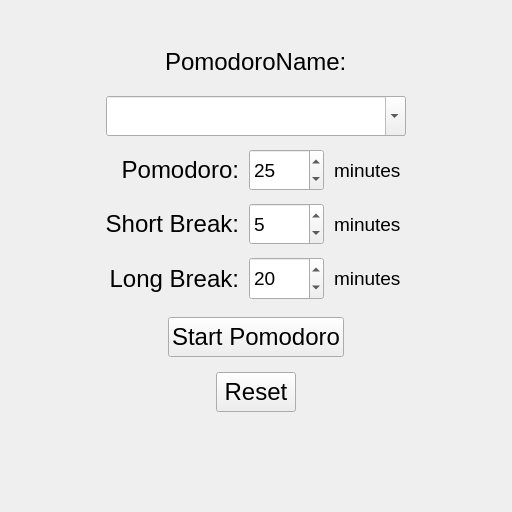
The window that ui/CircularTimer.ui (mayuso/Qomodoro) describes before a commit, drawn with Qt 5.
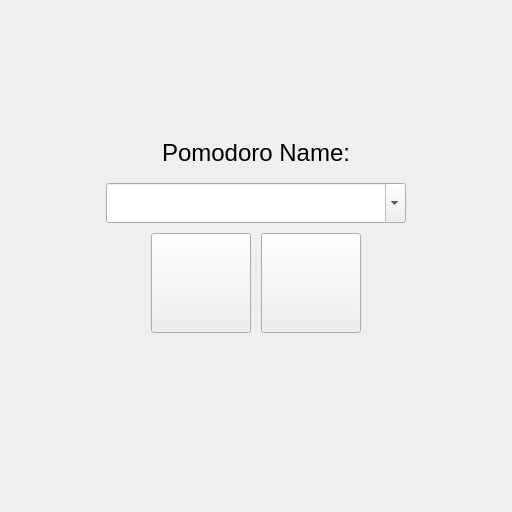
The same window after the commit.

Commit message: Created new Options tab and added icons to Start and Reset buttons

What changed in the file:
```diff
--- a/ui/CircularTimer.ui
+++ b/ui/CircularTimer.ui
@@ -47,7 +47,7 @@
       <enum>Qt::Vertical</enum>
      </property>
      <property name="sizeType">
-      <enum>QSizePolicy::Preferred</enum>
+      <enum>QSizePolicy::Expanding</enum>
      </property>
      <property name="sizeHint" stdset="0">
       <size>
@@ -132,7 +132,7 @@
          </font>
         </property>
         <property name="text">
-         <string>PomodoroName:</string>
+         <string>Pomodoro Name:</string>
         </property>
        </widget>
       </item>
@@ -220,6 +220,12 @@
         <property name="sizeAdjustPolicy">
          <enum>QComboBox::AdjustToContents</enum>
         </property>
+        <property name="iconSize">
+         <size>
+          <width>40</width>
+          <height>40</height>
+         </size>
+        </property>
        </widget>
       </item>
       <item>
@@ -239,454 +245,7 @@
     </widget>
    </item>
    <item>
-    <widget class="QWidget" name="horizontalWidget2" native="true">
-     <property name="sizePolicy">
-      <sizepolicy hsizetype="Preferred" vsizetype="Fixed">
-       <horstretch>0</horstretch>
-       <verstretch>0</verstretch>
-      </sizepolicy>
-     </property>
-     <property name="maximumSize">
-      <size>
-       <width>16777215</width>
-       <height>50</height>
-      </size>
-     </property>
-     <layout class="QHBoxLayout" name="horizontalLayout">
-      <property name="spacing">
-       <number>10</number>
-      </property>
-      <property name="leftMargin">
-       <number>0</number>
-      </property>
-      <property name="topMargin">
-       <number>0</number>
-      </property>
-      <property name="rightMargin">
-       <number>0</number>
-      </property>
-      <property name="bottomMargin">
-       <number>2</number>
-      </property>
-      <item>
-       <spacer name="horizontalSpacer_2">
-        <property name="orientation">
-         <enum>Qt::Horizontal</enum>
-        </property>
-        <property name="sizeHint" stdset="0">
-         <size>
-          <width>40</width>
-          <height>20</height>
-         </size>
-        </property>
-       </spacer>
-      </item>
-      <item>
-       <widget class="QLabel" name="pomodoroLabel">
-        <property name="minimumSize">
-         <size>
-          <width>140</width>
-          <height>0</height>
-         </size>
-        </property>
-        <property name="maximumSize">
-         <size>
-          <width>140</width>
-          <height>16777215</height>
-         </size>
-        </property>
-        <property name="font">
-         <font>
-          <pointsize>18</pointsize>
-         </font>
-        </property>
-        <property name="text">
-         <string>Pomodoro:</string>
-        </property>
-        <property name="alignment">
-         <set>Qt::AlignRight|Qt::AlignTrailing|Qt::AlignVCenter</set>
-        </property>
-        <property name="indent">
-         <number>0</number>
-        </property>
-       </widget>
-      </item>
-      <item>
-       <widget class="QSpinBox" name="pomodoroTime">
-        <property name="sizePolicy">
-         <sizepolicy hsizetype="Fixed" vsizetype="Fixed">
-          <horstretch>0</horstretch>
-          <verstretch>0</verstretch>
-         </sizepolicy>
-        </property>
-        <property name="minimumSize">
-         <size>
-          <width>75</width>
-          <height>40</height>
-         </size>
-        </property>
-        <property name="maximumSize">
-         <size>
-          <width>75</width>
-          <height>50</height>
-         </size>
-        </property>
-        <property name="font">
-         <font>
-          <pointsize>14</pointsize>
-         </font>
-        </property>
-        <property name="minimum">
-         <number>1</number>
-        </property>
-        <property name="maximum">
-         <number>60</number>
-        </property>
-        <property name="value">
-         <number>25</number>
-        </property>
-       </widget>
-      </item>
-      <item>
-       <widget class="QLabel" name="labelMinutes">
-        <property name="minimumSize">
-         <size>
-          <width>80</width>
-          <height>0</height>
-         </size>
-        </property>
-        <property name="maximumSize">
-         <size>
-          <width>80</width>
-          <height>16777215</height>
-         </size>
-        </property>
-        <property name="font">
-         <font>
-          <pointsize>14</pointsize>
-         </font>
-        </property>
-        <property name="text">
-         <string>minutes</string>
-        </property>
-       </widget>
-      </item>
-      <item>
-       <spacer name="horizontalSpacer">
-        <property name="orientation">
-         <enum>Qt::Horizontal</enum>
-        </property>
-        <property name="sizeHint" stdset="0">
-         <size>
-          <width>40</width>
-          <height>20</height>
-         </size>
-        </property>
-       </spacer>
-      </item>
-     </layout>
-    </widget>
-   </item>
-   <item>
-    <widget class="QWidget" name="horizontalWidget3" native="true">
-     <property name="sizePolicy">
-      <sizepolicy hsizetype="Preferred" vsizetype="Fixed">
-       <horstretch>0</horstretch>
-       <verstretch>0</verstretch>
-      </sizepolicy>
-     </property>
-     <property name="maximumSize">
-      <size>
-       <width>16777215</width>
-       <height>50</height>
-      </size>
-     </property>
-     <layout class="QHBoxLayout" name="horizontalLayout_4">
-      <property name="spacing">
-       <number>10</number>
-      </property>
-      <property name="leftMargin">
-       <number>0</number>
-      </property>
-      <property name="topMargin">
-       <number>0</number>
-      </property>
-      <property name="rightMargin">
-       <number>0</number>
-      </property>
-      <property name="bottomMargin">
-       <number>2</number>
-      </property>
-      <item>
-       <spacer name="horizontalSpacer_3">
-        <property name="orientation">
-         <enum>Qt::Horizontal</enum>
-        </property>
-        <property name="sizeHint" stdset="0">
-         <size>
-          <width>40</width>
-          <height>20</height>
-         </size>
-        </property>
-       </spacer>
-      </item>
-      <item>
-       <widget class="QLabel" name="shortBreakLabel">
-        <property name="minimumSize">
-         <size>
-          <width>140</width>
-          <height>0</height>
-         </size>
-        </property>
-        <property name="maximumSize">
-         <size>
-          <width>140</width>
-          <height>16777215</height>
-         </size>
-        </property>
-        <property name="font">
-         <font>
-          <pointsize>18</pointsize>
-         </font>
-        </property>
-        <property name="text">
-         <string>Short Break:</string>
-        </property>
-        <property name="alignment">
-         <set>Qt::AlignRight|Qt::AlignTrailing|Qt::AlignVCenter</set>
-        </property>
-        <property name="indent">
-         <number>0</number>
-        </property>
-       </widget>
-      </item>
-      <item>
-       <widget class="QSpinBox" name="shortBreakTime">
-        <property name="sizePolicy">
-         <sizepolicy hsizetype="Fixed" vsizetype="Fixed">
-          <horstretch>0</horstretch>
-          <verstretch>0</verstretch>
-         </sizepolicy>
-        </property>
-        <property name="minimumSize">
-         <size>
-          <width>75</width>
-          <height>40</height>
-         </size>
-        </property>
-        <property name="maximumSize">
-         <size>
-          <width>75</width>
-          <height>50</height>
-         </size>
-        </property>
-        <property name="font">
-         <font>
-          <pointsize>14</pointsize>
-         </font>
-        </property>
-        <property name="minimum">
-         <number>1</number>
-        </property>
-        <property name="maximum">
-         <number>30</number>
-        </property>
-        <property name="value">
-         <number>5</number>
-        </property>
-       </widget>
-      </item>
-      <item>
-       <widget class="QLabel" name="labelMinutes2">
-        <property name="minimumSize">
-         <size>
-          <width>80</width>
-          <height>0</height>
-         </size>
-        </property>
-        <property name="maximumSize">
-         <size>
-          <width>80</width>
-          <height>16777215</height>
-         </size>
-        </property>
-        <property name="font">
-         <font>
-          <pointsize>14</pointsize>
-         </font>
-        </property>
-        <property name="text">
-         <string>minutes</string>
-        </property>
-       </widget>
-      </item>
-      <item>
-       <spacer name="horizontalSpacer_5">
-        <property name="orientation">
-         <enum>Qt::Horizontal</enum>
-        </property>
-        <property name="sizeHint" stdset="0">
-         <size>
-          <width>40</width>
-          <height>20</height>
-         </size>
-        </property>
-       </spacer>
-      </item>
-     </layout>
-    </widget>
-   </item>
-   <item>
-    <widget class="QWidget" name="horizontalWidget4" native="true">
-     <property name="sizePolicy">
-      <sizepolicy hsizetype="Preferred" vsizetype="Fixed">
-       <horstretch>0</horstretch>
-       <verstretch>0</verstretch>
-      </sizepolicy>
-     </property>
-     <property name="maximumSize">
-      <size>
-       <width>16777215</width>
-       <height>50</height>
-      </size>
-     </property>
-     <layout class="QHBoxLayout" name="horizontalLayout_3">
-      <property name="spacing">
-       <number>10</number>
-      </property>
-      <property name="leftMargin">
-       <number>0</number>
-      </property>
-      <property name="topMargin">
-       <number>0</number>
-      </property>
-      <property name="rightMargin">
-       <number>0</number>
-      </property>
-      <property name="bottomMargin">
-       <number>2</number>
-      </property>
-      <item>
-       <spacer name="horizontalSpacer_4">
-        <property name="orientation">
-         <enum>Qt::Horizontal</enum>
-        </property>
-        <property name="sizeHint" stdset="0">
-         <size>
-          <width>40</width>
-          <height>20</height>
-         </size>
-        </property>
-       </spacer>
-      </item>
-      <item>
-       <widget class="QLabel" name="longBreakLabel">
-        <property name="minimumSize">
-         <size>
-          <width>140</width>
-          <height>0</height>
-         </size>
-        </property>
-        <property name="maximumSize">
-         <size>
-          <width>140</width>
-          <height>16777215</height>
-         </size>
-        </property>
-        <property name="font">
-         <font>
-          <pointsize>18</pointsize>
-         </font>
-        </property>
-        <property name="text">
-         <string>Long Break:</string>
-        </property>
-        <property name="alignment">
-         <set>Qt::AlignRight|Qt::AlignTrailing|Qt::AlignVCenter</set>
-        </property>
-        <property name="indent">
-         <number>0</number>
-        </property>
-       </widget>
-      </item>
-      <item>
-       <widget class="QSpinBox" name="longBreakTime">
-        <property name="sizePolicy">
-         <sizepolicy hsizetype="Fixed" vsizetype="Fixed">
-          <horstretch>0</horstretch>
-          <verstretch>0</verstretch>
-         </sizepolicy>
-        </property>
-        <property name="minimumSize">
-         <size>
-          <width>75</width>
-          <height>40</height>
-         </size>
-        </property>
-        <property name="maximumSize">
-         <size>
-          <width>75</width>
-          <height>50</height>
-         </size>
-        </property>
-        <property name="font">
-         <font>
-          <pointsize>14</pointsize>
-         </font>
-        </property>
-        <property name="minimum">
-         <number>2</number>
-        </property>
-        <property name="maximum">
-         <number>60</number>
-        </property>
-        <property name="value">
-         <number>20</number>
-        </property>
-       </widget>
-      </item>
-      <item>
-       <widget class="QLabel" name="labelMinutes3">
-        <property name="minimumSize">
-         <size>
-          <width>80</width>
-          <height>0</height>
-         </size>
-        </property>
-        <property name="maximumSize">
-         <size>
-          <width>80</width>
-          <height>16777215</height>
-         </size>
-        </property>
-        <property name="font">
-         <font>
-          <pointsize>14</pointsize>
-         </font>
-        </property>
-        <property name="text">
-         <string>minutes</string>
-        </property>
-       </widget>
-      </item>
-      <item>
-       <spacer name="horizontalSpacer_6">
-        <property name="orientation">
-         <enum>Qt::Horizontal</enum>
-        </property>
-        <property name="sizeHint" stdset="0">
-         <size>
-          <width>40</width>
-          <height>20</height>
-         </size>
-        </property>
-       </spacer>
-      </item>
-     </layout>
-    </widget>
-   </item>
-   <item>
-    <widget class="QWidget" name="startButtonWidget" native="true">
+    <widget class="QWidget" name="buttonsWidget" native="true">
      <property name="sizePolicy">
       <sizepolicy hsizetype="Preferred" vsizetype="Fixed">
        <horstretch>0</horstretch>
@@ -696,10 +255,13 @@
      <property name="minimumSize">
       <size>
        <width>0</width>
-       <height>50</height>
+       <height>0</height>
       </size>
      </property>
      <layout class="QHBoxLayout" name="buttonsLayout">
+      <property name="spacing">
+       <number>10</number>
+      </property>
       <property name="leftMargin">
        <number>0</number>
       </property>
@@ -729,8 +291,8 @@
        <widget class="QPushButton" name="pomodoroButton">
         <property name="minimumSize">
          <size>
-          <width>0</width>
-          <height>40</height>
+          <width>100</width>
+          <height>100</height>
          </size>
         </property>
         <property name="font">
@@ -738,67 +300,20 @@
           <pointsize>18</pointsize>
          </font>
         </property>
+        <property name="accessibleName">
+         <string>pomodoroButton</string>
+        </property>
         <property name="text">
-         <string>Start Pomodoro</string>
+         <string/>
         </property>
        </widget>
-      </item>
-      <item>
-       <spacer name="horizontalSpacer_8">
-        <property name="orientation">
-         <enum>Qt::Horizontal</enum>
-        </property>
-        <property name="sizeHint" stdset="0">
-         <size>
-          <width>40</width>
-          <height>20</height>
-         </size>
-        </property>
-       </spacer>
-      </item>
-     </layout>
-    </widget>
-   </item>
-   <item>
-    <widget class="QWidget" name="resetWidget" native="true">
-     <property name="minimumSize">
-      <size>
-       <width>0</width>
-       <height>0</height>
-      </size>
-     </property>
-     <layout class="QHBoxLayout" name="horizontalLayout_2">
-      <property name="leftMargin">
-       <number>0</number>
-      </property>
-      <property name="topMargin">
-       <number>0</number>
-      </property>
-      <property name="rightMargin">
-       <number>0</number>
-      </property>
-      <property name="bottomMargin">
-       <number>6</number>
-      </property>
-      <item>
-       <spacer name="horizontalSpacer_9">
-        <property name="orientation">
-         <enum>Qt::Horizontal</enum>
-        </property>
-        <property name="sizeHint" stdset="0">
-         <size>
-          <width>198</width>
-          <height>20</height>
-         </size>
-        </property>
-       </spacer>
       </item>
       <item>
        <widget class="QPushButton" name="resetButton">
         <property name="minimumSize">
          <size>
-          <width>0</width>
-          <height>40</height>
+          <width>100</width>
+          <height>100</height>
          </size>
         </property>
         <property name="font">
@@ -806,13 +321,16 @@
           <pointsize>18</pointsize>
          </font>
         </property>
+        <property name="accessibleName">
+         <string>resetButton</string>
+        </property>
         <property name="text">
-         <string>Reset</string>
+         <string/>
         </property>
        </widget>
       </item>
       <item>
-       <spacer name="horizontalSpacer_10">
+       <spacer name="horizontalSpacer_8">
         <property name="orientation">
          <enum>Qt::Horizontal</enum>
         </property>
@@ -848,7 +366,7 @@
       <enum>Qt::Vertical</enum>
      </property>
      <property name="sizeType">
-      <enum>QSizePolicy::Preferred</enum>
+      <enum>QSizePolicy::Expanding</enum>
      </property>
      <property name="sizeHint" stdset="0">
       <size>
```
The commit also changes 19 other files.
